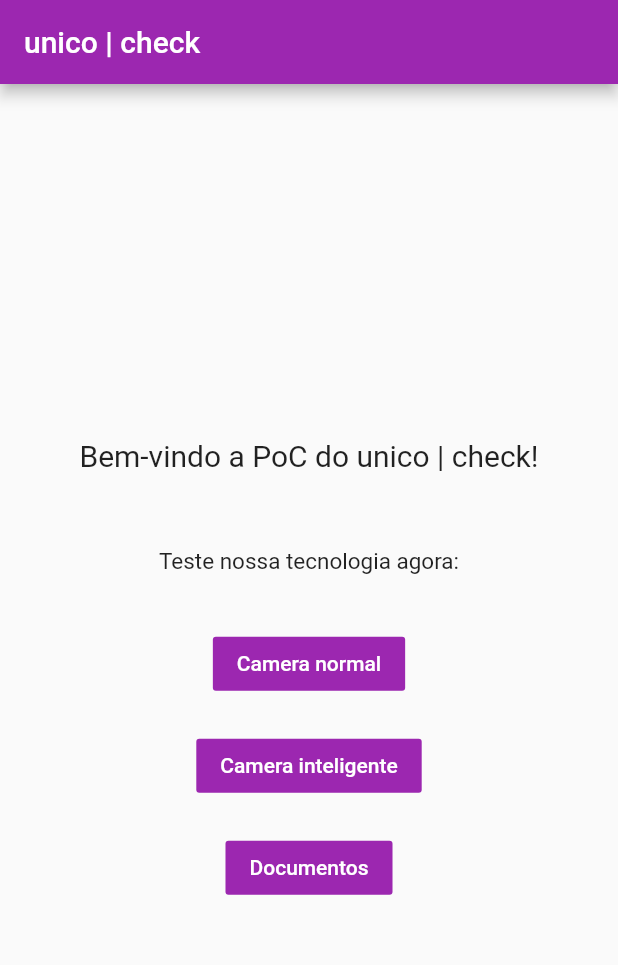
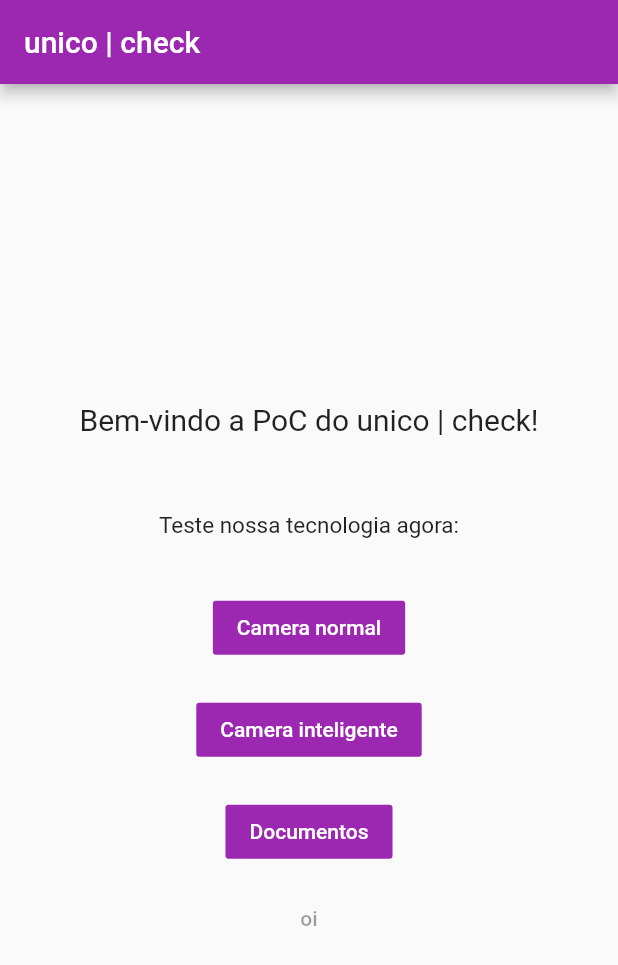
Before and after one commit to acesso-io/implementation-plugin-flutter, a Flutter app: the screen it shows after launch, on a phone screen of 412 x 824 dp. Shown: the top 965 px of the screen. Run offline on Flutter 3.47's test engine with Material 2 defaults, Android fonts, the phone set to English and light mode, and no system bars; our stand-ins replace webview_flutter; missing offline and left inert: unico_check.

Commit message:
first commit

```diff
--- a/lib/main.dart
+++ b/lib/main.dart
@@ -1,5 +1,8 @@
+import 'dart:io';
 import 'package:flutter/material.dart';
 import 'package:unico_check/unico_check.dart';
+import 'package:webview_flutter/webview_flutter.dart';
+import 'package:url_launcher/url_launcher.dart';
 
 void main() {
   runApp(MyApp());
@@ -19,6 +22,8 @@
   }
 }
 
+
+
 class MyHomePage extends StatefulWidget {
   MyHomePage({Key? key, required this.title}) : super(key: key);
 
@@ -33,6 +38,7 @@
   void initState() {
     super.initState();
     initAcessoBio();
+
   }
 
   late UnicoCheck unicoCheck;
@@ -112,9 +118,16 @@
               onPressed: openCameraDocument,
               child: Text('Documentos'),
               color: Colors.purple,
-              textColor: Colors.white
+              textColor: Colors.white,
               ),
             ),
+            Container(
+              child:
+              FlatButton(
+                onPressed: null,
+                child: Text('oi'),
+                )
+              ),
           ],
         ),
       ),
@@ -159,15 +172,25 @@
 
   }
 
-  @override
-  void onSuccessFaceMatch(FacematchResponse response) {
+  // @override
+  // void onSuccessFaceMatch(FacematchResponse response) {
 
-  }
+  // }
 
   @override
   void onSuccesstDocument(CameraDocumentResponse response) {
 
   }
 
+  @override
+  void systemChangedTypeCameraTimeoutFaceInference() {
+    // TODO: implement systemChangedTypeCameraTimeoutFaceInference
+  }
+
+  @override
+  void systemClosedCameraTimeoutSession() {
+    // TODO: implement systemClosedCameraTimeoutSession
+  }
+
 
 }
--- a/pubspec.yaml
+++ b/pubspec.yaml
@@ -23,13 +23,15 @@
 dependencies:
   flutter:
     sdk: flutter
-    unico_check: ^1.0.2
+
 
 
   # The following adds the Cupertino Icons font to your application.
   # Use with the CupertinoIcons class for iOS style icons.
   cupertino_icons: ^1.0.2
-  unico_check: ^1.0.2
+  unico_check: ^2.0.0-beta.3
+  webview_flutter: ^2.0.10
+  url_launcher: ^6.0.9
 
 dev_dependencies:
   flutter_test:
```
Also changed, not shown: pubspec.lock, 5 other files.
